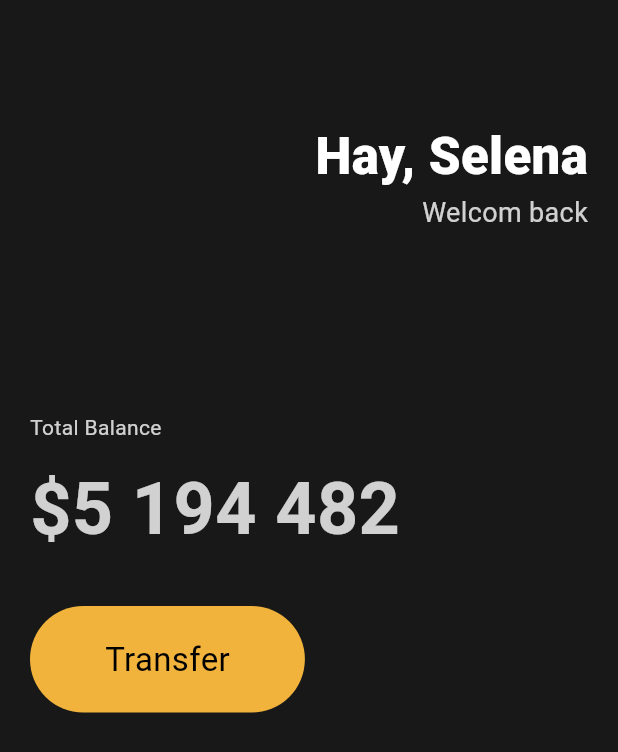
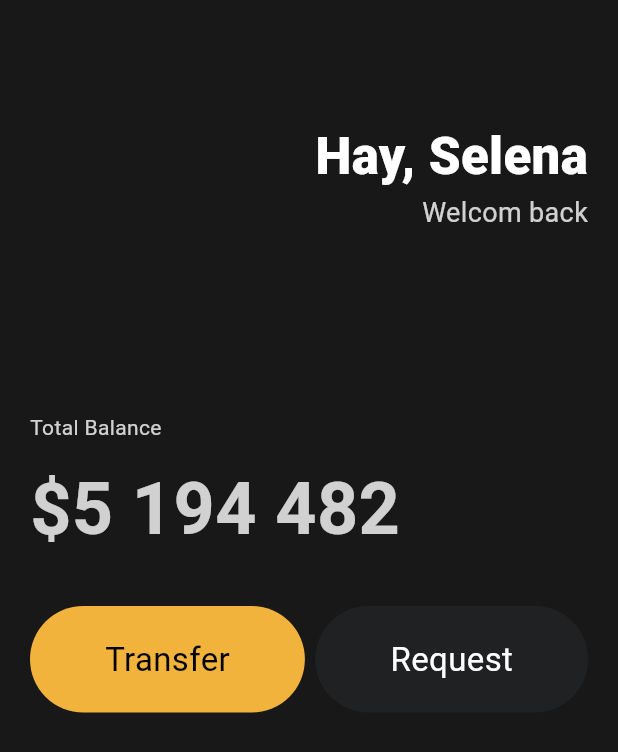
Before and after one commit to cos850/flutter_start_app, a Flutter app: the screen it shows after launch, on a phone screen of 412 x 824 dp. Shown: the top 752 px of the screen. Run offline on Flutter 3.47's test engine with Material 3 defaults, Android fonts, the light colour scheme and no system bars.

Commit message:
feat: add request button

```diff
--- a/lib/main.dart
+++ b/lib/main.dart
@@ -71,6 +71,10 @@ class App extends StatelessWidget {
                         text: 'Transfer',
                         bgColor: Color(0xFFF1B33B),
                         textColor: Colors.black),
+                    Button(
+                        text: 'Request',
+                        bgColor: Color(0xFF1F2123),
+                        textColor: Colors.white),
                   ],
                 )
               ],
```
